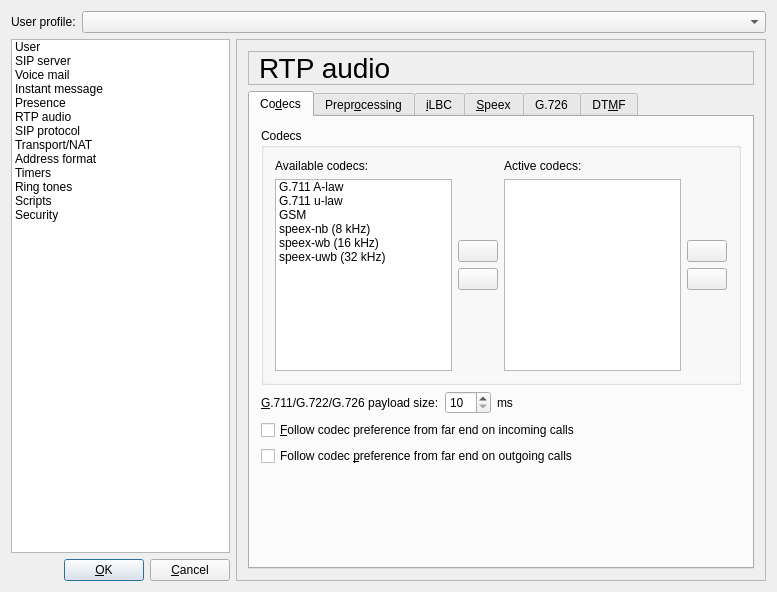
Above: src/gui/userprofileform.ui from LubosD/twinkle before the change. Below: the same form after it.
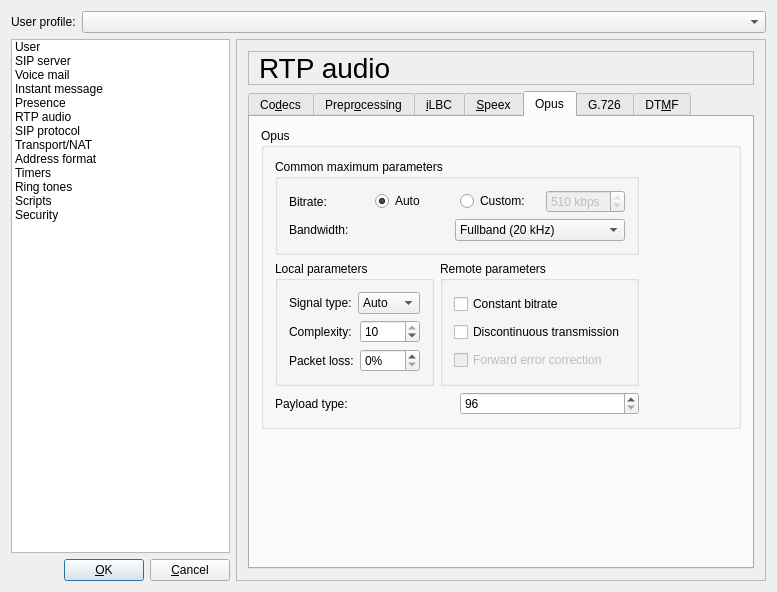
That is the form after the change. The open tabs and pages were chosen to show the change. Icons and pictures are not drawn.

Diff of the .ui file:
```diff
--- a/src/gui/userprofileform.ui
+++ b/src/gui/userprofileform.ui
@@ -786,7 +786,7 @@
              <item>
               <widget class="QLabel" name="ptimeTextLabel">
                <property name="text">
-                <string>&amp;G.711/G.722/G.726 payload size:</string>
+                <string>&amp;G.711/G.722/G.726/Opus payload size:</string>
                </property>
                <property name="wordWrap">
                 <bool>false</bool>
@@ -1586,6 +1586,346 @@
            </item>
           </layout>
          </widget>
+         <widget class="QWidget" name="tabOpus">
+          <attribute name="title">
+           <string>Opus</string>
+          </attribute>
+          <layout class="QVBoxLayout" name="verticalLayout_5">
+           <item>
+            <widget class="QGroupBox" name="opusGroupBox">
+             <property name="title">
+              <string>Opus</string>
+             </property>
+             <layout class="QHBoxLayout" name="horizontalLayout_8">
+              <item>
+               <layout class="QVBoxLayout" name="verticalLayout_4">
+                <item>
+                 <widget class="QGroupBox" name="opusCommonGroupBox">
+                  <property name="title">
+                   <string>Common maximum parameters</string>
+                  </property>
+                  <layout class="QVBoxLayout" name="verticalLayout_6">
+                   <item>
+                    <layout class="QHBoxLayout" name="horizontalLayout_3">
+                     <item>
+                      <widget class="QLabel" name="opusBitrateTextLabel">
+                       <property name="text">
+                        <string>Bitrate:</string>
+                       </property>
+                      </widget>
+                     </item>
+                     <item>
+                      <widget class="QRadioButton" name="opusBitrateAutoRadioButton">
+                       <property name="text">
+                        <string>Auto</string>
+                       </property>
+                       <property name="checked">
+                        <bool>true</bool>
+                       </property>
+                       <attribute name="buttonGroup">
+                        <string notr="true">buttonGroup</string>
+                       </attribute>
+                      </widget>
+                     </item>
+                     <item>
+                      <widget class="QRadioButton" name="opusBitrateValueRadioButton">
+                       <property name="text">
+                        <string>Custom:</string>
+                       </property>
+                       <attribute name="buttonGroup">
+                        <string notr="true">buttonGroup</string>
+                       </attribute>
+                      </widget>
+                     </item>
+                     <item>
+                      <widget class="QSpinBox" name="opusBitrateValueSpinBox">
+                       <property name="enabled">
+                        <bool>false</bool>
+                       </property>
+                       <property name="frame">
+                        <bool>true</bool>
+                       </property>
+                       <property name="readOnly">
+                        <bool>false</bool>
+                       </property>
+                       <property name="suffix">
+                        <string> kbps</string>
+                       </property>
+                       <property name="minimum">
+                        <number>6</number>
+                       </property>
+                       <property name="maximum">
+                        <number>510</number>
+                       </property>
+                       <property name="singleStep">
+                        <number>10</number>
+                       </property>
+                       <property name="value">
+                        <number>510</number>
+                       </property>
+                      </widget>
+                     </item>
+                    </layout>
+                   </item>
+                   <item>
+                    <layout class="QHBoxLayout" name="horizontalLayout_4">
+                     <item>
+                      <widget class="QLabel" name="opusBandwidthLabel">
+                       <property name="text">
+                        <string>Bandwidth:</string>
+                       </property>
+                      </widget>
+                     </item>
+                     <item>
+                      <widget class="QComboBox" name="opusBandwidthComboBox">
+                       <property name="currentIndex">
+                        <number>4</number>
+                       </property>
+                       <item>
+                        <property name="text">
+                         <string>Narrowband (4 kHz)</string>
+                        </property>
+                       </item>
+                       <item>
+                        <property name="text">
+                         <string>Medium-band (6 kHz)</string>
+                        </property>
+                       </item>
+                       <item>
+                        <property name="text">
+                         <string>Wideband (8 kHz)</string>
+                        </property>
+                       </item>
+                       <item>
+                        <property name="text">
+                         <string>Super-wideband (12 kHz)</string>
+                        </property>
+                       </item>
+                       <item>
+                        <property name="text">
+                         <string>Fullband (20 kHz)</string>
+                        </property>
+                       </item>
+                      </widget>
+                     </item>
+                    </layout>
+                   </item>
+                  </layout>
+                 </widget>
+                </item>
+                <item>
+                 <layout class="QHBoxLayout" name="horizontalLayout_7">
+                  <item>
+                   <widget class="QGroupBox" name="opusLocalGroupBox">
+                    <property name="title">
+                     <string>Local parameters</string>
+                    </property>
+                    <layout class="QVBoxLayout" name="verticalLayout_2">
+                     <item>
+                      <layout class="QHBoxLayout" name="horizontalLayout_5">
+                       <item>
+                        <widget class="QLabel" name="opusSignalTypeTextLabel">
+                         <property name="text">
+                          <string>Signal type:</string>
+                         </property>
+                        </widget>
+                       </item>
+                       <item>
+                        <widget class="QComboBox" name="opusSignalTypeComboBox">
+                         <item>
+                          <property name="text">
+                           <string>Auto</string>
+                          </property>
+                         </item>
+                         <item>
+                          <property name="text">
+                           <string>Voice</string>
+                          </property>
+                         </item>
+                         <item>
+                          <property name="text">
+                           <string>Music</string>
+                          </property>
+                         </item>
+                        </widget>
+                       </item>
+                      </layout>
+                     </item>
+                     <item>
+                      <layout class="QGridLayout" name="gridLayout_2">
+                       <item row="1" column="1">
+                        <widget class="QSpinBox" name="opusPacketLossSpinBox">
+                         <property name="whatsThis">
+                          <string/>
+                         </property>
+                         <property name="suffix">
+                          <string>%</string>
+                         </property>
+                         <property name="minimum">
+                          <number>0</number>
+                         </property>
+                         <property name="maximum">
+                          <number>100</number>
+                         </property>
+                         <property name="singleStep">
+                          <number>10</number>
+                         </property>
+                        </widget>
+                       </item>
+                       <item row="0" column="1">
+                        <widget class="QSpinBox" name="opusComplexitySpinBox">
+                         <property name="whatsThis">
+                          <string/>
+                         </property>
+                         <property name="minimum">
+                          <number>0</number>
+                         </property>
+                         <property name="maximum">
+                          <number>10</number>
+                         </property>
+                         <property name="value">
+                          <number>10</number>
+                         </property>
+                        </widget>
+                       </item>
+                       <item row="0" column="0">
+                        <widget class="QLabel" name="opusComplexityTextLabel">
+                         <property name="text">
+                          <string>Complexity:</string>
+                         </property>
+                         <property name="wordWrap">
+                          <bool>false</bool>
+                         </property>
+                         <property name="buddy">
+                          <cstring>opusComplexitySpinBox</cstring>
+                         </property>
+                        </widget>
+                       </item>
+                       <item row="1" column="0">
+                        <widget class="QLabel" name="opusPacketLossTextLabel">
+                         <property name="text">
+                          <string>Packet loss:</string>
+                         </property>
+                         <property name="wordWrap">
+                          <bool>false</bool>
+                         </property>
+                         <property name="buddy">
+                          <cstring>opusPacketLossSpinBox</cstring>
+                         </property>
+                        </widget>
+                       </item>
+                      </layout>
+                     </item>
+                    </layout>
+                   </widget>
+                  </item>
+                  <item>
+                   <widget class="QGroupBox" name="opusRemoteGroupBox">
+                    <property name="title">
+                     <string>Remote parameters</string>
+                    </property>
+                    <layout class="QVBoxLayout" name="verticalLayout_3">
+                     <item>
+                      <widget class="QCheckBox" name="opusCbrCheckBox">
+                       <property name="whatsThis">
+                        <string/>
+                       </property>
+                       <property name="text">
+                        <string>Constant bitrate</string>
+                       </property>
+                      </widget>
+                     </item>
+                     <item>
+                      <widget class="QCheckBox" name="opusDtxCheckBox">
+                       <property name="whatsThis">
+                        <string/>
+                       </property>
+                       <property name="text">
+                        <string>Discontinuous transmission</string>
+                       </property>
+                      </widget>
+                     </item>
+                     <item>
+                      <widget class="QCheckBox" name="opusFecCheckBox">
+                       <property name="enabled">
+                        <bool>false</bool>
+                       </property>
+                       <property name="whatsThis">
+                        <string/>
+                       </property>
+                       <property name="text">
+                        <string>Forward error correction</string>
+                       </property>
+                      </widget>
+                     </item>
+                    </layout>
+                   </widget>
+                  </item>
+                 </layout>
+                </item>
+                <item>
+                 <layout class="QHBoxLayout" name="horizontalLayout_6">
+                  <item>
+                   <widget class="QLabel" name="opusPayloadTextLabel">
+                    <property name="text">
+                     <string>Payload type:</string>
+                    </property>
+                    <property name="wordWrap">
+                     <bool>false</bool>
+                    </property>
+                    <property name="buddy">
+                     <cstring>opusPayloadSpinBox</cstring>
+                    </property>
+                   </widget>
+                  </item>
+                  <item>
+                   <widget class="QSpinBox" name="opusPayloadSpinBox">
+                    <property name="whatsThis">
+                     <string>The dynamic type value (96 or higher) to be used for Opus.</string>
+                    </property>
+                    <property name="minimum">
+                     <number>96</number>
+                    </property>
+                    <property name="maximum">
+                     <number>127</number>
+                    </property>
+                   </widget>
+                  </item>
+                 </layout>
+                </item>
+               </layout>
+              </item>
+              <item>
+               <spacer name="horizontalSpacer">
+                <property name="orientation">
+                 <enum>Qt::Horizontal</enum>
+                </property>
+                <property name="sizeHint" stdset="0">
+                 <size>
+                  <width>69</width>
+                  <height>20</height>
+                 </size>
+                </property>
+               </spacer>
+              </item>
+             </layout>
+            </widget>
+           </item>
+           <item>
+            <spacer name="verticalSpacer">
+             <property name="orientation">
+              <enum>Qt::Vertical</enum>
+             </property>
+             <property name="sizeHint" stdset="0">
+              <size>
+               <width>20</width>
+               <height>147</height>
+              </size>
+             </property>
+            </spacer>
+           </item>
+          </layout>
+         </widget>
          <widget class="QWidget" name="tabG726">
           <attribute name="title">
            <string>G.726</string>
```
Left out of the diff: 21 changed lines with no effect on the pictures.
